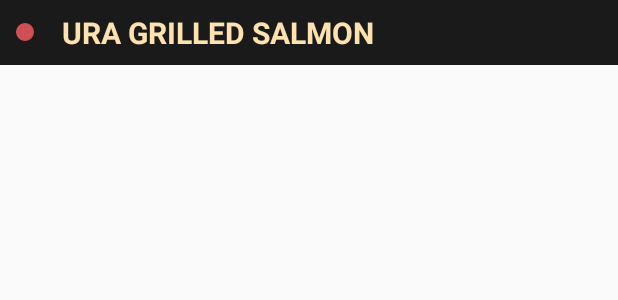
After one commit to AmrDeveloper/MenuApp, an Android app: the layout menu_main_title.xml on its own in the app's theme, with its tools: preview values and no code run, on a phone screen of 412 x 824 dp. The commit adds this screen. Shown: the top 300 px of the screen. Run offline under Robolectric (Android 15) with nearby library versions, the phone set to English and light mode, and no system bars.

```diff
--- /dev/null
+++ b/app/src/main/res/layout/menu_main_title.xml
@@ -0,0 +1,28 @@
+<?xml version="1.0" encoding="utf-8"?>
+<LinearLayout xmlns:android="http://schemas.android.com/apk/res/android"
+    xmlns:tools="http://schemas.android.com/tools"
+    android:layout_width="match_parent"
+    android:layout_height="wrap_content"
+    android:background="@color/background"
+    android:orientation="horizontal">
+
+    <ImageView
+        android:layout_width="wrap_content"
+        android:layout_height="wrap_content"
+        android:layout_gravity="center"
+        android:layout_margin="@dimen/dimen5dp"
+        android:padding="@dimen/dimen5dp"
+        android:src="@drawable/red_point" />
+
+    <TextView
+        android:id="@+id/menuMainTitle"
+        android:layout_width="match_parent"
+        android:layout_height="wrap_content"
+        android:layout_gravity="center"
+        android:textAllCaps="false"
+        android:textStyle="bold"
+        android:layout_margin="@dimen/dimen8dp"
+        android:textSize="@dimen/dimen20sp"
+        android:textColor="@color/titleColor"
+        tools:text="@string/menu_item_title" />
+</LinearLayout>
--- a/app/src/main/res/values/colors.xml
+++ b/app/src/main/res/values/colors.xml
@@ -1,10 +1,8 @@
 <?xml version="1.0" encoding="utf-8"?>
 <resources>
-    <color name="colorPrimary">#3F51B5</color>
-    <color name="colorPrimaryDark">#303F9F</color>
-    <color name="colorAccent">#FF4081</color>
     <color name="background">#1A1A1A</color>
     <color name="zoomBackground">#99000000</color>
     <color name="black">#000</color>
     <color name="red">#D04F53</color>
+    <color name="titleColor">#FDE2B0</color>
 </resources>
--- a/app/src/main/res/values/styles.xml
+++ b/app/src/main/res/values/styles.xml
@@ -5,7 +5,7 @@
         <!-- Customize your theme here. -->
         <item name="colorPrimary">@color/background</item>
         <item name="colorPrimaryDark">@color/background</item>
-        <item name="colorAccent">@color/colorAccent</item>
+        <item name="colorAccent">@color/red</item>
     </style>
 
 </resources>
```
Also changed, not shown: app/src/main/java/com/amrdeveloper/menuapp/activity/MenuActivity.java (+13 -6 lines), app/src/main/java/com/amrdeveloper/menuapp/adapter/MainMenuAdapter.java (added, +109 -0 lines), app/src/main/java/com/amrdeveloper/menuapp/data/DummyData.java (+27 -2 lines), app/src/main/res/layout/activity_menu.xml (+3 -8 lines), app/src/main/res/layout/menu_main_group.xml (added, +14 -0 lines), app/src/main/res/drawable-hdpi/red_point.png (added), app/src/main/res/drawable-ldpi/red_point.png (added), app/src/main/res/drawable-mdpi/red_point.png (added), app/src/main/res/drawable-xhdpi/red_point.png (added), app/src/main/res/drawable-xxhdpi/red_point.png (added), app/src/main/res/drawable-xxxhdpi/red_point.png (added).
